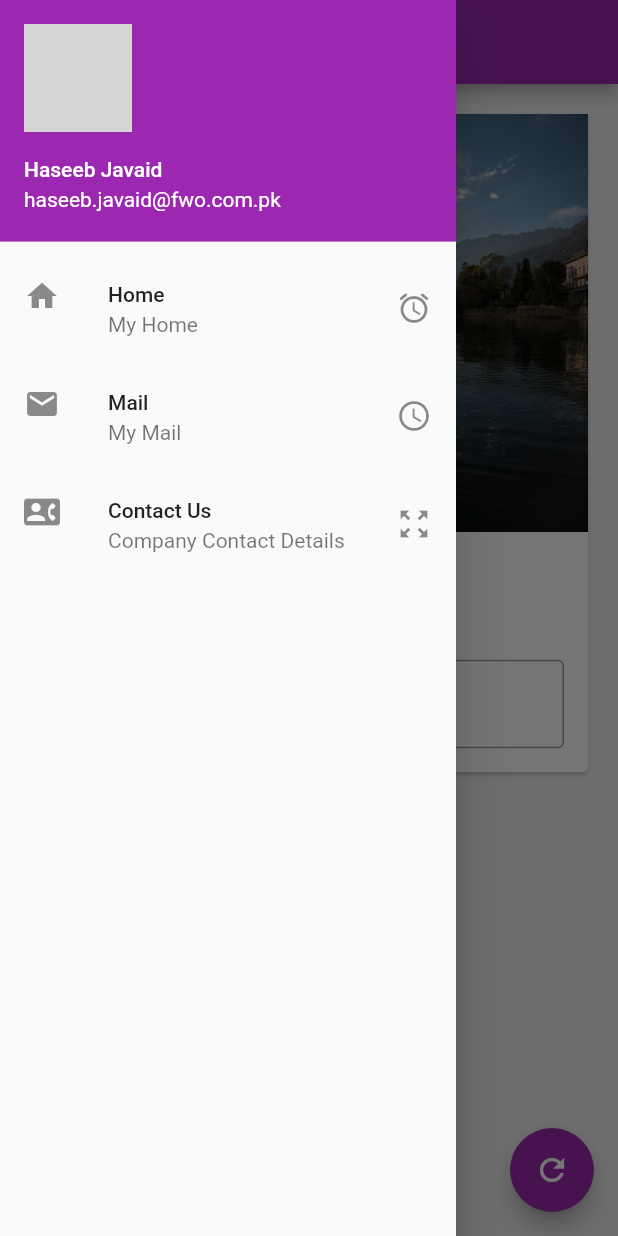
After one commit to hasibjaved/flutter_youtube_practice, a Flutter app: the screen it shows after launch, with the side drawer open, on a phone screen of 412 x 824 dp. The commit adds this screen. Run offline on Flutter 3.47's test engine with Material 2 defaults, Android fonts, the phone set to English and light mode, and no system bars; network calls fail; grey boxes are pictures that could not be loaded.

Commit message:
code orginization complete

```diff
--- /dev/null
+++ b/lib/bg.dart
@@ -0,0 +1,11 @@
+import 'package:flutter/material.dart';
+class BgImg extends StatelessWidget {
+  const BgImg({ Key? key }) : super(key: key);
+
+  @override
+  Widget build(BuildContext context) {
+    return  Image.asset('assets/bg.jpg',
+                fit: BoxFit.cover,);
+
+  }
+}
--- /dev/null
+++ b/lib/change_name_card.dart
@@ -0,0 +1,42 @@
+import 'package:flutter/material.dart';
+
+import 'bg.dart';
+
+class changeNameCard extends StatelessWidget {
+  const changeNameCard({
+    Key? key,
+    required this.myText,
+    required TextEditingController textController,
+  }) : _textController = textController, super(key: key);
+
+  final String myText;
+  final TextEditingController _textController;
+
+  @override
+  Widget build(BuildContext context) {
+    return Column(
+      children: <Widget>[
+        BgImg(),
+        SizedBox(height: 20,),
+        Text(
+          myText ,
+        style: TextStyle(fontSize: 25,fontWeight: FontWeight.bold),
+        ),
+        SizedBox(height: 20,),
+        Padding(
+          padding: const EdgeInsets.all(16.0),
+          child: TextField(
+            controller: _textController,
+            keyboardType: TextInputType.text,
+            // obscureText: true,//for passwords
+            decoration: InputDecoration(
+              labelText: 'Name',
+              border: OutlineInputBorder(),
+              hintText: 'Enter your name here'
+            ),
+          ),
+        )
+      ],
+    );
+  }
+}
--- /dev/null
+++ b/lib/drawer.dart
@@ -0,0 +1,47 @@
+import 'package:flutter/material.dart';
+class MyDrawer extends StatelessWidget {
+  const MyDrawer({ Key? key }) : super(key: key);
+
+  @override
+  Widget build(BuildContext context) {
+    return Drawer(
+        child: ListView(
+          padding: EdgeInsets.zero,
+          children: [
+            // DrawerHeader(child: Text('Drawer Header' ,style: TextStyle(color: Colors.white),),
+            // decoration: BoxDecoration(color: Colors.purpleAccent),),
+            UserAccountsDrawerHeader(
+              accountName: Text('Haseeb Javaid'),
+            accountEmail: Text('haseeb.javaid@fwo.com.pk'),
+            currentAccountPicture: CircleAvatar(backgroundImage: NetworkImage(
+              'https://images.unsplash.com/photo-1581803118522-7b72a50f7e9f?ixid=MnwxMjA3fDB8MHxzZWFyY2h8NXx8bWFufGVufDB8fDB8fA%3D%3D&ixlib=rb-1.2.1&auto=format&fit=crop&w=500&q=60'
+            ),),
+            ),
+            // ListTile(
+            //   leading: Icon(Icons.person),
+            //   title: Text('Account'),
+            // ),
+            ListTile(
+              leading: Icon(Icons.home),
+              title: Text('Home'),
+              subtitle: Text('My Home'),
+              trailing: Icon(Icons.access_alarm_rounded),
+            ),
+            ListTile(
+              leading: Icon(Icons.mail),
+              title: Text('Mail'),
+              subtitle: Text('My Mail'),
+              trailing: Icon(Icons.access_time_sharp),
+            ),
+            ListTile(
+              leading: Icon(Icons.contact_phone),
+              title: Text('Contact Us'),
+              subtitle: Text('Company Contact Details'),
+              trailing: Icon(Icons.zoom_out_map),
+            )
+          ],
+
+        ),
+      );
+  }
+}
--- /dev/null
+++ b/lib/pages/home_page.dart
@@ -0,0 +1,58 @@
+import 'package:flutter/material.dart';
+import 'package:flutter_youtube_practice/change_name_card.dart';
+import 'package:flutter_youtube_practice/drawer.dart';
+class HomePage extends StatefulWidget {
+
+
+  @override
+  State<HomePage> createState() => _HomePageState();
+}
+
+class _HomePageState extends State<HomePage> {
+  TextEditingController _textController = TextEditingController();
+  var myText = 'Change me';
+
+  @override
+  void initState() {
+    super.initState();
+
+  }
+  @override
+  Widget build(BuildContext context) {
+    // return Container(
+    //   color:Colors.blue,
+    //   child: Text('Hello World'),
+
+    // );
+
+    return Scaffold(
+      backgroundColor: Colors.grey[200],
+      appBar: AppBar(
+        title: Text('Awesome App'),
+      ),
+      body: Padding(
+        padding: const EdgeInsets.all(16.0),
+        child: SingleChildScrollView(
+          child: Card(
+            child: changeNameCard(myText: myText, textController: _textController),
+          ),
+        ),
+      ),
+      // floatingActionButtonLocation: FloatingActionButtonLocation.centerFloat,
+      drawer: MyDrawer(),
+      floatingActionButton: FloatingActionButton(
+        onPressed: (){
+          myText = _textController.text;
+          setState(() {
+
+          });
+        },
+        child: Icon(Icons.refresh),
+        // mini: true,
+
+      ),
+
+
+    );
+  }
+}
```
Also changed, not shown: lib/main.dart (+1 -117 lines).
